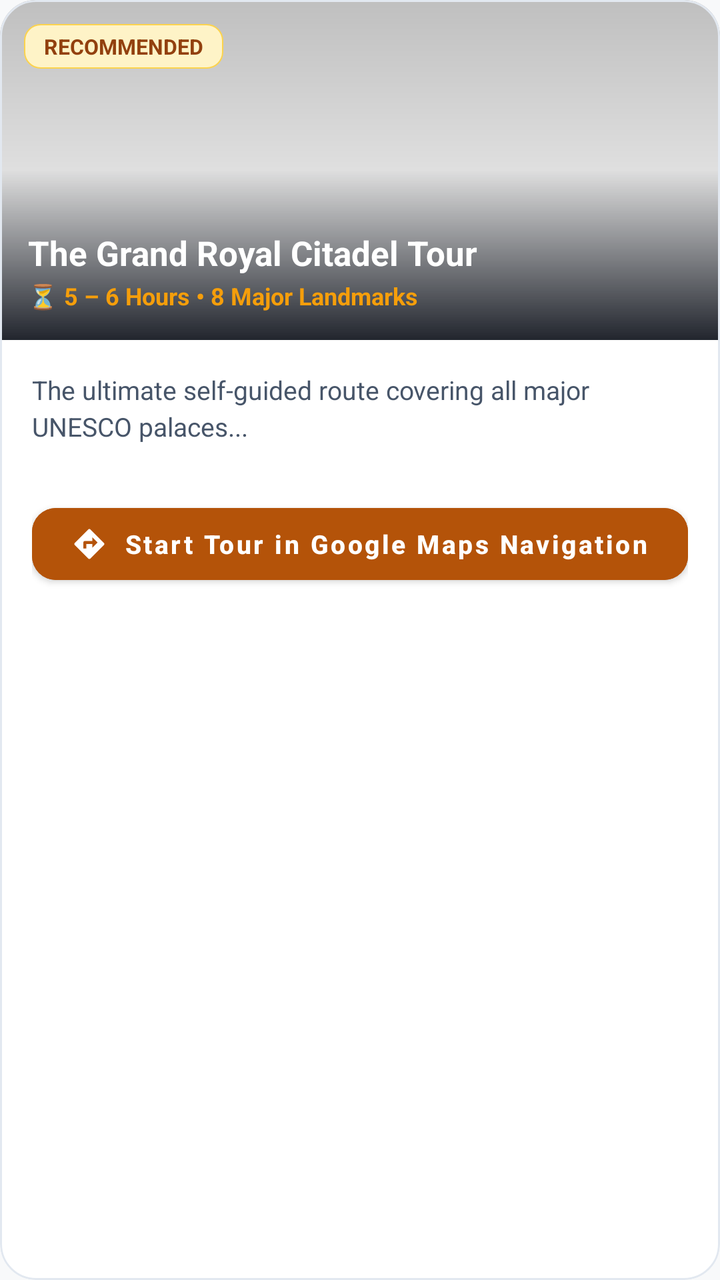
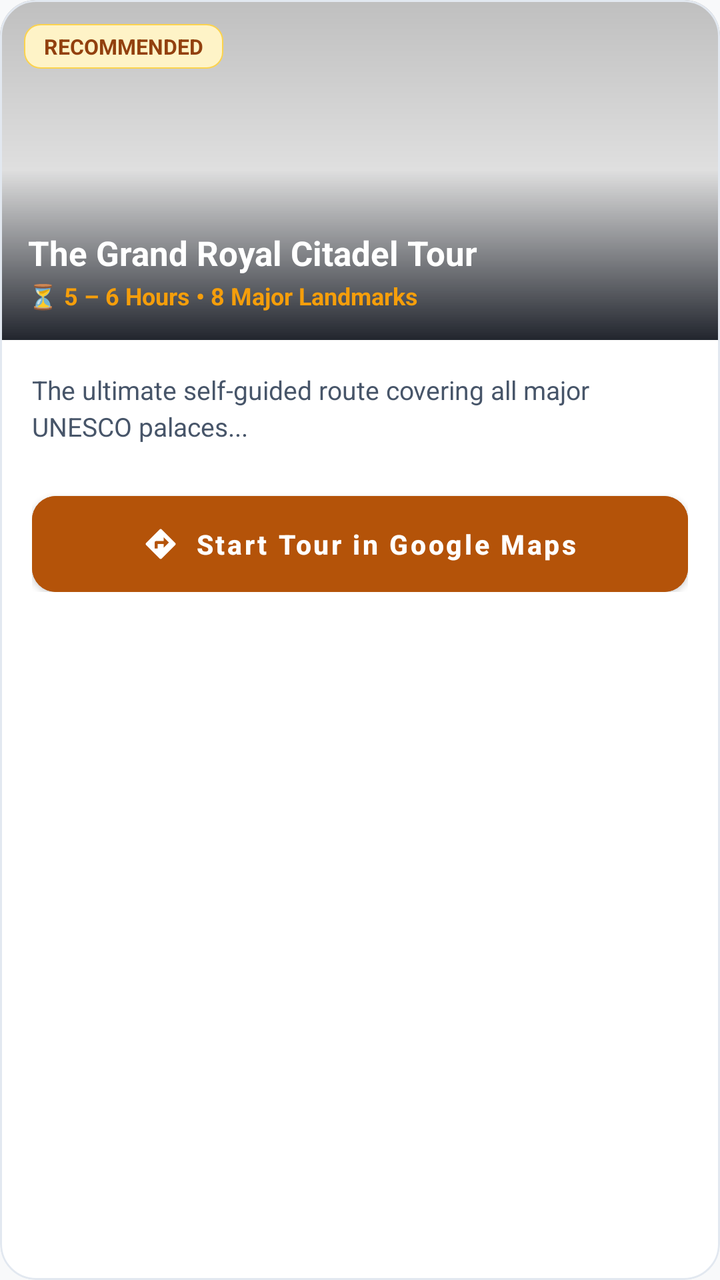

Before-and-after screenshots of an Android layout around one commit, followed by the original layout XML and the change that was made.
<!-- AndroidManifest.xml: application theme Theme.VisitChittorgarh -->
<!-- res/layout/item_itinerary_card.xml -->
<?xml version="1.0" encoding="utf-8"?>
<com.google.android.material.card.MaterialCardView xmlns:android="http://schemas.android.com/apk/res/android"
    xmlns:app="http://schemas.android.com/apk/res-auto"
    android:layout_width="match_parent"
    android:layout_height="wrap_content"
    android:layout_marginHorizontal="16dp"
    android:layout_marginVertical="10dp"
    app:cardBackgroundColor="@color/surface_white"
    app:cardCornerRadius="18dp"
    app:cardElevation="3dp"
    app:strokeColor="@color/border_subtle"
    app:strokeWidth="1dp">

    <LinearLayout
        android:layout_width="match_parent"
        android:layout_height="wrap_content"
        android:orientation="vertical">

        
        <FrameLayout
            android:layout_width="match_parent"
            android:layout_height="170dp">

            <ImageView
                android:id="@+id/imgItinerary"
                android:layout_width="match_parent"
                android:layout_height="match_parent"
                android:scaleType="centerCrop"
                android:contentDescription="Tour Image" />

            <View
                android:layout_width="match_parent"
                android:layout_height="match_parent"
                android:background="@drawable/scrim_gradient" />

            
            <TextView
                android:id="@+id/txtBadge"
                android:layout_width="wrap_content"
                android:layout_height="wrap_content"
                android:layout_gravity="top|start"
                android:layout_margin="12dp"
                android:background="@drawable/bg_badge_gold"
                android:paddingHorizontal="10dp"
                android:paddingVertical="4dp"
                android:text="RECOMMENDED"
                android:textColor="@color/gold_badge_text"
                android:textSize="10.5sp"
                android:textStyle="bold" />

            
            <LinearLayout
                android:layout_width="match_parent"
                android:layout_height="wrap_content"
                android:layout_gravity="bottom"
                android:orientation="vertical"
                android:padding="14dp">

                <TextView
                    android:id="@+id/txtItineraryTitle"
                    android:layout_width="wrap_content"
                    android:layout_height="wrap_content"
                    android:text="The Grand Royal Citadel Tour"
                    android:textColor="@color/surface_white"
                    android:textSize="17sp"
                    android:textStyle="bold" />

                <TextView
                    android:id="@+id/txtItineraryDuration"
                    android:layout_width="wrap_content"
                    android:layout_height="wrap_content"
                    android:layout_marginTop="2dp"
                    android:text="⏳ 5 – 6 Hours • 8 Major Landmarks"
                    android:textColor="@color/gold_light"
                    android:textSize="12sp"
                    android:textStyle="bold" />
            </LinearLayout>
        </FrameLayout>

        
        <LinearLayout
            android:layout_width="match_parent"
            android:layout_height="wrap_content"
            android:orientation="vertical"
            android:padding="16dp">

            <TextView
                android:id="@+id/txtItineraryDesc"
                android:layout_width="match_parent"
                android:layout_height="wrap_content"
                android:lineSpacingExtra="3dp"
                android:text="The ultimate self-guided route covering all major UNESCO palaces..."
                android:textColor="@color/text_secondary"
                android:textSize="13sp" />

            
            <LinearLayout
                android:id="@+id/layoutStopsContainer"
                android:layout_width="match_parent"
                android:layout_height="wrap_content"
                android:layout_marginTop="12dp"
                android:orientation="vertical" />

            
            <com.google.android.material.button.MaterialButton
                android:id="@+id/btnStartTour"
                android:layout_width="match_parent"
                android:layout_height="48dp"
                android:layout_marginTop="14dp"
                android:backgroundTint="@color/accent_gold"
                android:text="Start Tour in Google Maps Navigation"
                android:textAllCaps="false"
                android:textColor="@color/surface_white"
                android:textSize="13sp"
                android:textStyle="bold"
                app:cornerRadius="12dp"
                app:icon="@drawable/ic_directions"
                app:iconGravity="textStart"
                app:iconPadding="8dp"
                app:iconSize="18dp"
                app:iconTint="@color/surface_white" />
        </LinearLayout>
    </LinearLayout>
</com.google.android.material.card.MaterialCardView>
<!-- resources referenced by this layout -->
<resources>
  <color name="accent_gold">#B45309</color>
  <color name="border_subtle">#E2E8F0</color>
  <color name="gold_badge_text">#92400E</color>
  <color name="gold_light">#F59E0B</color>
  <color name="surface_white">#FFFFFF</color>
  <color name="text_secondary">#475569</color>
  <!-- drawable bg_badge_gold (drawable) -->
  <?xml version="1.0" encoding="utf-8"?>
  <shape xmlns:android="http://schemas.android.com/apk/res/android"
      android:shape="rectangle">
      <corners android:radius="8dp" />
      <solid android:color="@color/gold_badge_bg" />
      <stroke
          android:width="0.8dp"
          android:color="#FCD34D" />
  </shape>
  <!-- drawable ic_directions (drawable) -->
  <vector xmlns:android="http://schemas.android.com/apk/res/android"
      android:width="24dp"
      android:height="24dp"
      android:viewportWidth="24"
      android:viewportHeight="24">
      <path
          android:fillColor="#FFFFFF"
          android:pathData="M21.71,11.29l-9,-9c-0.39,-0.39 -1.02,-0.39 -1.41,0l-9,9c-0.39,0.39 -0.39,1.02 0,1.41l9,9c0.39,0.39 1.02,0.39 1.41,0l9,-9c0.39,-0.38 0.39,-1.01 0,-1.41zM14,14.5V12h-4v3H8v-4c0,-0.55 0.45,-1 1,-1h5V7.5l3.5,3.5 -3.5,3.5z" />
  </vector>
  <!-- drawable scrim_gradient (drawable) -->
  <?xml version="1.0" encoding="utf-8"?>
  <shape xmlns:android="http://schemas.android.com/apk/res/android"
      android:shape="rectangle">
      <gradient
          android:angle="270"
          android:startColor="#40000000"
          android:centerColor="#20000000"
          android:endColor="#E60A0E17"
          android:type="linear" />
  </shape>
  <style name="Theme.VisitChittorgarh" parent="Theme.MaterialComponents.Light.NoActionBar">
          <item name="colorPrimary">@color/accent_gold</item>
          <item name="colorPrimaryVariant">@color/gold_bright</item>
          <item name="colorOnPrimary">@color/surface_white</item>
          <item name="colorSecondary">@color/gold_bright</item>
          <item name="colorSecondaryVariant">@color/accent_gold</item>
          <item name="colorOnSecondary">@color/surface_white</item>
          
          <item name="android:statusBarColor">@android:color/transparent</item>
          <item name="android:navigationBarColor">@android:color/transparent</item>
          <item name="android:windowLightStatusBar" tools:targetApi="m">true</item>
          <item name="android:windowLightNavigationBar" tools:targetApi="o_mr1">true</item>
          <item name="android:windowBackground">@color/window_background</item>
          <item name="android:textColorPrimary">@color/text_primary</item>
          <item name="android:textColorSecondary">@color/text_secondary</item>
      </style>
  <color name="gold_badge_bg">#FEF3C7</color>
  <color name="gold_bright">#D97706</color>
  <color name="window_background">#F8F9FA</color>
  <color name="text_primary">#0F172A</color>
</resources>

<!-- the commit's change to res/layout/item_itinerary_card.xml (unified diff, before → after) -->
@@ -107,11 +107,13 @@
                 android:layout_width="match_parent"
                 android:layout_height="48dp"
                 android:layout_marginTop="14dp"
+                android:insetTop="0dp"
+                android:insetBottom="0dp"
                 android:backgroundTint="@color/accent_gold"
-                android:text="Start Tour in Google Maps Navigation"
+                android:text="Start Tour in Google Maps"
                 android:textAllCaps="false"
                 android:textColor="@color/surface_white"
-                android:textSize="13sp"
+                android:textSize="13.5sp"
                 android:textStyle="bold"
                 app:cornerRadius="12dp"
                 app:icon="@drawable/ic_directions"
<!-- resource entries referenced after the edit -->
@@ -45,8 +45,8 @@
           <item name="colorSecondaryVariant">@color/accent_gold</item>
           <item name="colorOnSecondary">@color/surface_white</item>
           
-          <item name="android:statusBarColor">@android:color/transparent</item>
-          <item name="android:navigationBarColor">@android:color/transparent</item>
+          <item name="android:statusBarColor">@color/surface_white</item>
+          <item name="android:navigationBarColor">@color/surface_white</item>
           <item name="android:windowLightStatusBar" tools:targetApi="m">true</item>
           <item name="android:windowLightNavigationBar" tools:targetApi="o_mr1">true</item>
           <item name="android:windowBackground">@color/window_background</item>
